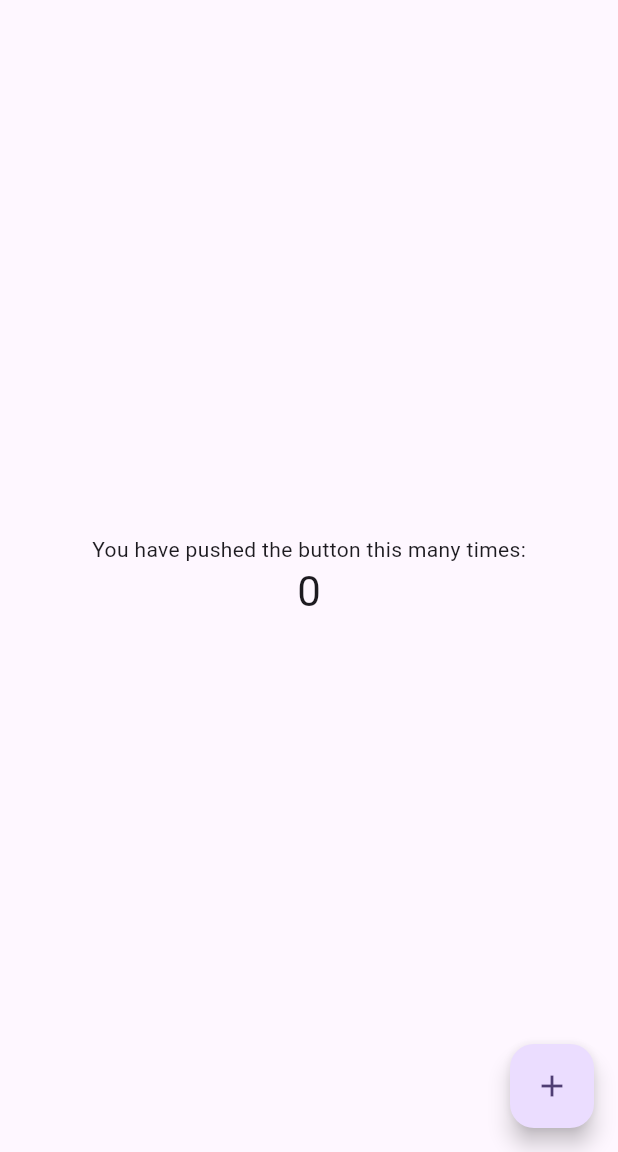
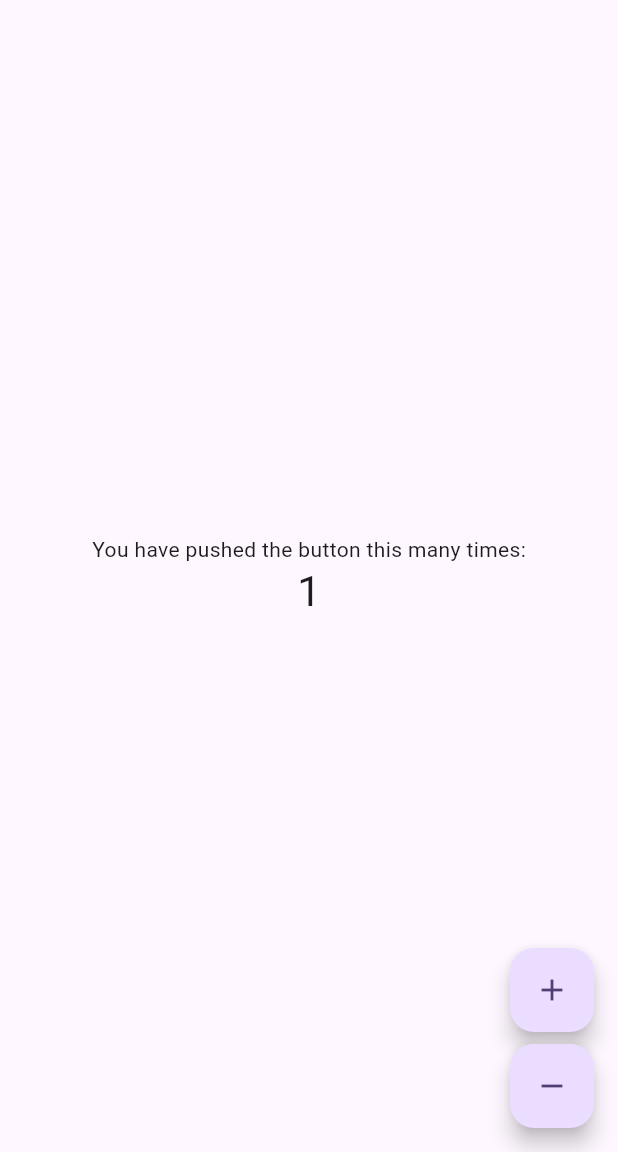
Before and after one commit to carbon-ahs/flutter_counter_app_bloc, a Flutter app: the screen it shows after launch, after a tap on the "add" icon, on a phone screen of 412 x 824 dp, the part 84-1236 px from its top. Run offline on Flutter 3.47's test engine with Material 3 defaults, Android fonts, the phone set to English and light mode, and no system bars; our stand-ins replace flutter_bloc.

Commit message:
BLoC cubit increment decrement done.

```diff
--- a/lib/cubit/counter_cubit.dart
+++ b/lib/cubit/counter_cubit.dart
@@ -2,4 +2,13 @@ import 'package:flutter_bloc/flutter_bloc.dart';
 
 class CounterCubit extends Cubit<int> {
   CounterCubit() : super(0);
+
+  void increment() {
+    emit(state + 1);
+  }
+
+  void decrement() {
+    if (state == 0) return;
+    emit(state - 1);
+  }
 }
--- a/lib/home_page.dart
+++ b/lib/home_page.dart
@@ -1,5 +1,6 @@
 import 'package:counter_app/cubit/counter_cubit.dart';
 import 'package:flutter/material.dart';
+import 'package:flutter_bloc/flutter_bloc.dart';
 
 class MyHomePage extends StatefulWidget {
   const MyHomePage({super.key, required this.title});
@@ -11,9 +12,11 @@ class MyHomePage extends StatefulWidget {
 }
 
 class _MyHomePageState extends State<MyHomePage> {
-  final counter = CounterCubit().state;
+  final counterCubit = CounterCubit();
+
   @override
   Widget build(BuildContext context) {
+    final counter = counterCubit.state;
     return Scaffold(
       appBar: AppBar(
         backgroundColor: Theme.of(context).colorScheme.inversePrimary,
@@ -26,17 +29,35 @@ class _MyHomePageState extends State<MyHomePage> {
             const Text(
               'You have pushed the button this many times:',
             ),
-            Text(
-              '$counter',
-              style: Theme.of(context).textTheme.headlineMedium,
-            ),
+            BlocBuilder<CounterCubit, int>(
+              bloc: counterCubit,
+              builder: (context, counter) {
+                return Text(
+                  '$counter',
+                  style: Theme.of(context).textTheme.headlineMedium,
+                );
+              },
+            )
           ],
         ),
       ),
-      floatingActionButton: FloatingActionButton(
-        onPressed: () {},
-        tooltip: 'Increment',
-        child: const Icon(Icons.add),
+      floatingActionButton: Column(
+        mainAxisAlignment: MainAxisAlignment.end,
+        children: [
+          FloatingActionButton(
+            onPressed: () => counterCubit.increment(),
+            tooltip: 'Increment',
+            child: const Icon(Icons.add),
+          ),
+          const SizedBox(
+            height: 8,
+          ),
+          FloatingActionButton(
+            onPressed: () => counterCubit.decrement(),
+            tooltip: 'Decrement',
+            child: const Icon(Icons.remove),
+          ),
+        ],
       ),
     );
   }
```
